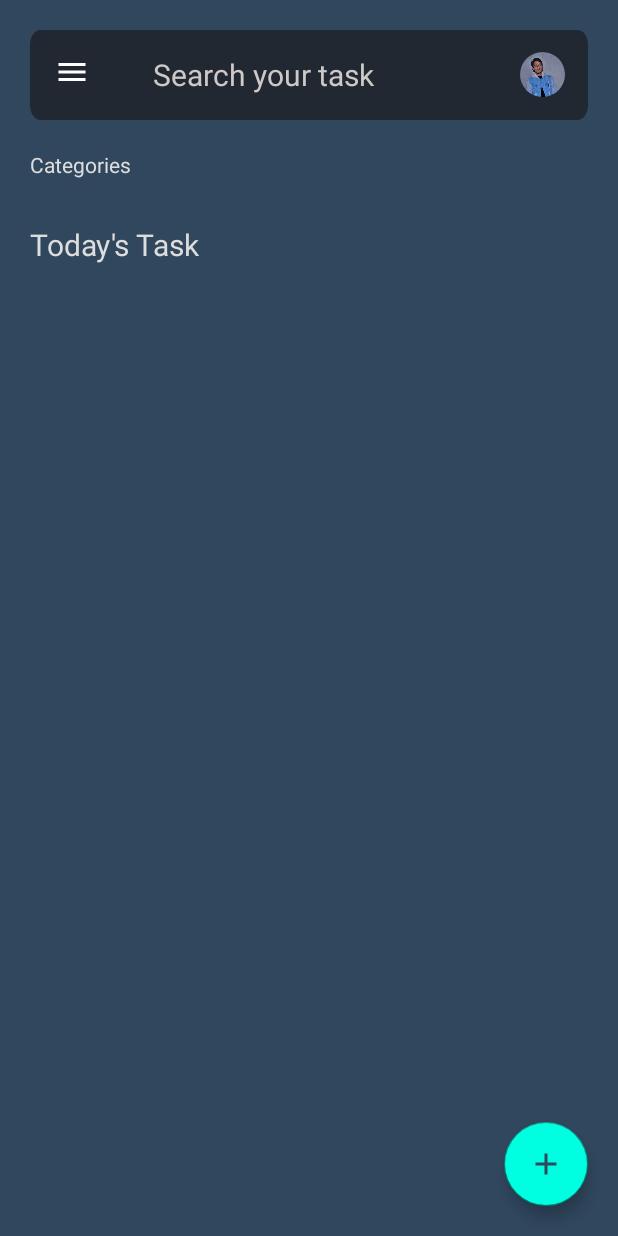
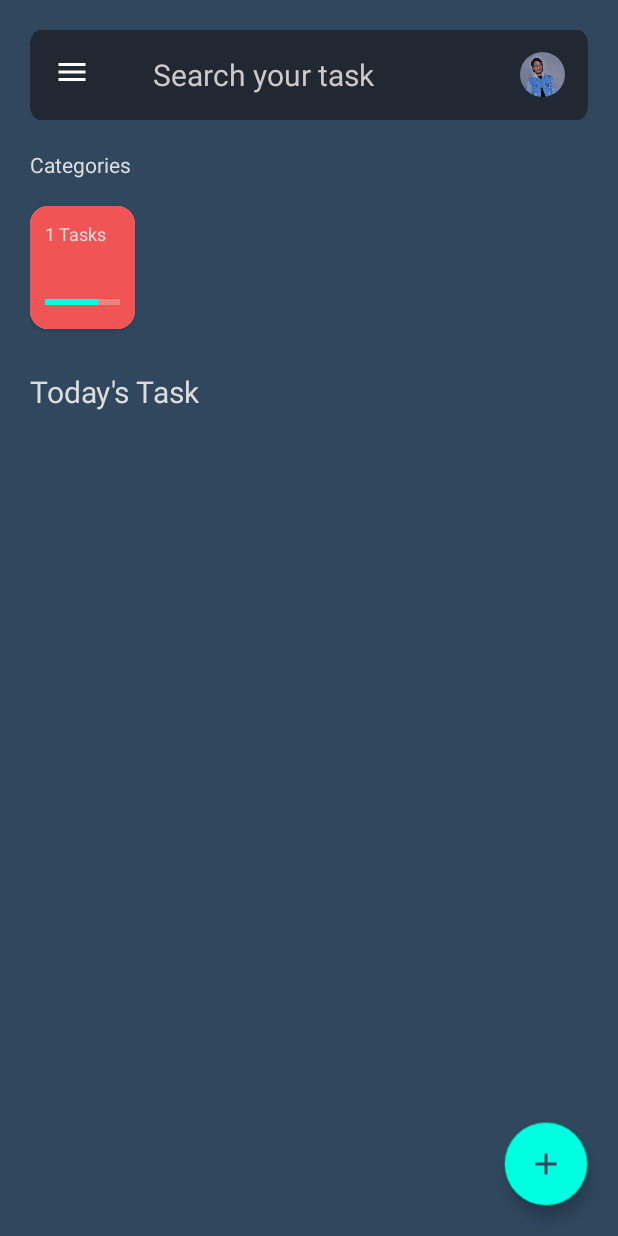
Before and after one commit to nishantsharma1115/TaskManager, an Android app: the MainActivity screen opened directly, with no data from a screen before it, on a phone screen of 412 x 824 dp. Run offline under Robolectric (Android 15) with nearby library versions, the phone set to English and light mode, and no system bars; our stand-ins replace CircleImageView, Dagger/Hilt's generated code, Room's generated code, data binding; libraries missing offline, so code that uses them is left out: androidx.hilt.lifecycle, nl.psdcompany.duonavigationdrawer; plain views replace DuoDrawerLayout, DuoMenuView; 3 statements that could not run were skipped.

Commit message:
Category Recycler View Added in Home Page

```diff
--- a/app/src/main/java/com/nishant/mytasks/MainActivity.kt
+++ b/app/src/main/java/com/nishant/mytasks/MainActivity.kt
@@ -2,20 +2,28 @@ package com.nishant.mytasks
 
 import android.content.Intent
 import android.os.Bundle
+import android.util.Log
+import androidx.activity.viewModels
 import androidx.appcompat.app.AppCompatActivity
 import androidx.databinding.DataBindingUtil
+import androidx.recyclerview.widget.LinearLayoutManager
+import com.nishant.mytasks.adapters.CategoryWithCountAdapter
 import com.nishant.mytasks.databinding.ActivityMainBinding
 import com.nishant.mytasks.ui.AddTaskActivity
+import com.nishant.mytasks.ui.DataViewModel
+import com.nishant.mytasks.util.Resource
+import dagger.hilt.android.AndroidEntryPoint
 import nl.psdcompany.duonavigationdrawer.widgets.DuoDrawerToggle
 
+@AndroidEntryPoint
 class MainActivity : AppCompatActivity() {
 
     private lateinit var binding: ActivityMainBinding
+    private val dataViewModel: DataViewModel by viewModels()
 
     override fun onCreate(savedInstanceState: Bundle?) {
         super.onCreate(savedInstanceState)
         binding = DataBindingUtil.setContentView(this, R.layout.activity_main)
-
         setSupportActionBar(binding.homePage.toolbar)
 
         val toggle = DuoDrawerToggle(
@@ -33,5 +41,32 @@ class MainActivity : AppCompatActivity() {
         binding.homePage.btnAddTask.setOnClickListener {
             startActivity(Intent(this, AddTaskActivity::class.java))
         }
+
+        dataViewModel.getAllCategoriesWithCount()
+        dataViewModel.getAllCategoriesStatus.observe(this, { response ->
+            when (response) {
+                is Resource.Loading -> {
+                    Log.d("List result", "Loading")
+                }
+                is Resource.Success -> {
+                    Log.d("List result", response.data.toString())
+                    if (response.data != null) {
+                        val list = response.data
+                        val adapter = CategoryWithCountAdapter()
+                        binding.homePage.rvCategories.adapter = adapter
+                        binding.homePage.rvCategories.layoutManager = LinearLayoutManager(
+                            applicationContext,
+                            LinearLayoutManager.HORIZONTAL,
+                            false
+                        )
+                        adapter.submitList(list)
+                        binding.homePage.rvCategories.setHasFixedSize(true)
+                    }
+                }
+                is Resource.Error -> {
+                    Log.d("List result", "Empty")
+                }
+            }
+        })
     }
 }
--- /dev/null
+++ b/app/src/main/java/com/nishant/mytasks/adapters/BindingAdapters.kt
@@ -0,0 +1,9 @@
+package com.nishant.mytasks.adapters
+
+import android.widget.TextView
+import androidx.databinding.BindingAdapter
+
+@BindingAdapter("setTaskCount")
+fun TextView.setTaskCount(count: Int) {
+    this.text = "$count Tasks"
+}
--- /dev/null
+++ b/app/src/main/java/com/nishant/mytasks/adapters/CategoryWithCountAdapter.kt
@@ -0,0 +1,42 @@
+package com.nishant.mytasks.adapters
+
+import android.view.LayoutInflater
+import android.view.ViewGroup
+import androidx.recyclerview.widget.DiffUtil
+import androidx.recyclerview.widget.ListAdapter
+import androidx.recyclerview.widget.RecyclerView
+import com.nishant.mytasks.databinding.SingleCategoryLayoutBinding
+import com.nishant.mytasks.model.TaskCount
+
+class CategoryWithCountAdapter :
+    ListAdapter<TaskCount, CategoryWithCountAdapter.SingleCategory>(DiffCall()) {
+
+    class DiffCall : DiffUtil.ItemCallback<TaskCount>() {
+        override fun areItemsTheSame(oldItem: TaskCount, newItem: TaskCount): Boolean {
+            return oldItem.count == newItem.count
+        }
+
+        override fun areContentsTheSame(oldItem: TaskCount, newItem: TaskCount): Boolean {
+            return oldItem == newItem
+        }
+    }
+
+    class SingleCategory(private val binding: SingleCategoryLayoutBinding) :
+        RecyclerView.ViewHolder(binding.root) {
+        fun bind(item: TaskCount) {
+            binding.taskCountData = item
+        }
+    }
+
+    override fun onCreateViewHolder(parent: ViewGroup, viewType: Int): SingleCategory {
+        val inflater = LayoutInflater.from(parent.context)
+        val binding = SingleCategoryLayoutBinding.inflate(inflater, parent, false)
+        return SingleCategory(binding)
+    }
+
+    override fun onBindViewHolder(holder: SingleCategory, position: Int) {
+        val current = currentList[position]
+
+        holder.bind(current)
+    }
+}
--- /dev/null
+++ b/app/src/main/java/com/nishant/mytasks/model/TaskCount.kt
@@ -0,0 +1,8 @@
+package com.nishant.mytasks.model
+
+import androidx.room.ColumnInfo
+
+data class TaskCount(
+    val count: Int,
+    @ColumnInfo(name = "category") val category: String
+)
--- a/app/src/main/java/com/nishant/mytasks/repositories/DataRepository.kt
+++ b/app/src/main/java/com/nishant/mytasks/repositories/DataRepository.kt
@@ -2,6 +2,7 @@ package com.nishant.mytasks.repositories
 
 import android.util.Log
 import com.nishant.mytasks.model.Task
+import com.nishant.mytasks.model.TaskCount
 import com.nishant.mytasks.room.CacheMapper
 import com.nishant.mytasks.room.TaskDao
 import javax.inject.Inject
@@ -26,4 +27,17 @@ class DataRepository
             failure(-1)
         }
     }
+
+    suspend fun getAllCategoriesWithCount(
+        success: (List<TaskCount>) -> Unit,
+        failure: (String) -> Unit
+    ) {
+        val categoryList = taskDao.getAllCategoriesWithCount()
+
+        if (categoryList.isEmpty()) {
+            failure("No categories")
+        } else {
+            success(categoryList)
+        }
+    }
 }
--- a/app/src/main/java/com/nishant/mytasks/room/TaskDao.kt
+++ b/app/src/main/java/com/nishant/mytasks/room/TaskDao.kt
@@ -3,10 +3,15 @@ package com.nishant.mytasks.room
 import androidx.room.Dao
 import androidx.room.Insert
 import androidx.room.OnConflictStrategy
+import androidx.room.Query
+import com.nishant.mytasks.model.TaskCount
 
 @Dao
 interface TaskDao {
 
     @Insert(onConflict = OnConflictStrategy.REPLACE)
     suspend fun insert(taskEntity: TaskCacheEntity): Long
+
+    @Query("select COUNT(category) AS count, category from TaskTable group by category")
+    suspend fun getAllCategoriesWithCount(): List<TaskCount>
 }
--- a/app/src/main/java/com/nishant/mytasks/ui/DataViewModel.kt
+++ b/app/src/main/java/com/nishant/mytasks/ui/DataViewModel.kt
@@ -6,6 +6,7 @@ import androidx.lifecycle.MutableLiveData
 import androidx.lifecycle.ViewModel
 import androidx.lifecycle.viewModelScope
 import com.nishant.mytasks.model.Task
+import com.nishant.mytasks.model.TaskCount
 import com.nishant.mytasks.repositories.DataRepository
 import com.nishant.mytasks.util.Resource
 import kotlinx.coroutines.launch
@@ -26,4 +27,15 @@ constructor(
             _insertTaskStatus.postValue(Resource.Error("Oops....", it))
         })
     }
+
+    private val _getAllCategoriesStatus = MutableLiveData<Resource<List<TaskCount>>>()
+    val getAllCategoriesStatus: LiveData<Resource<List<TaskCount>>> = _getAllCategoriesStatus
+    fun getAllCategoriesWithCount() = viewModelScope.launch {
+        _getAllCategoriesStatus.postValue(Resource.Loading())
+        dataRepository.getAllCategoriesWithCount({ categoryList ->
+            _getAllCategoriesStatus.postValue(Resource.Success(categoryList))
+        }, { error ->
+            _getAllCategoriesStatus.postValue(Resource.Error(error))
+        })
+    }
 }
--- /dev/null
+++ b/app/src/main/res/layout/single_category_layout.xml
@@ -0,0 +1,66 @@
+<?xml version="1.0" encoding="utf-8"?>
+<layout xmlns:android="http://schemas.android.com/apk/res/android"
+    xmlns:app="http://schemas.android.com/apk/res-auto">
+
+    <data>
+
+        <variable
+            name="taskCountData"
+            type="com.nishant.mytasks.model.TaskCount" />
+    </data>
+
+    <androidx.cardview.widget.CardView
+        android:layout_width="wrap_content"
+        android:layout_height="wrap_content"
+        android:layout_marginTop="8dp"
+        android:layout_marginEnd="8dp"
+        android:layout_marginBottom="8dp"
+        app:cardCornerRadius="12dp">
+
+        <androidx.constraintlayout.widget.ConstraintLayout
+            android:id="@+id/backgroundLayout"
+            android:layout_width="wrap_content"
+            android:layout_height="wrap_content"
+            android:background="@color/carnation"
+            android:padding="10dp">
+
+            <TextView
+                android:id="@+id/taskCount"
+                setTaskCount="@{taskCountData.count}"
+                android:layout_width="wrap_content"
+                android:layout_height="wrap_content"
+                android:textColor="@color/textColor"
+                android:textSize="12sp"
+                app:layout_constraintStart_toStartOf="parent"
+                app:layout_constraintTop_toTopOf="parent" />
+
+            <TextView
+                android:id="@+id/categoryName"
+                android:layout_width="wrap_content"
+                android:layout_height="wrap_content"
+                android:layout_marginEnd="50dp"
+                android:text="@{taskCountData.category}"
+                android:textColor="@color/white"
+                android:textSize="20sp"
+                app:layout_constraintEnd_toEndOf="parent"
+                app:layout_constraintStart_toStartOf="@id/taskCount"
+                app:layout_constraintTop_toBottomOf="@id/taskCount" />
+
+            <ProgressBar
+                android:id="@+id/progressLine"
+                style="?android:attr/progressBarStyleHorizontal"
+                android:layout_width="0dp"
+                android:layout_height="wrap_content"
+                android:layout_marginTop="2dp"
+                android:max="10"
+                android:progress="7"
+                android:progressBackgroundTint="@color/white"
+                android:progressTint="@color/button"
+                app:layout_constraintEnd_toEndOf="parent"
+                app:layout_constraintStart_toStartOf="@id/categoryName"
+                app:layout_constraintTop_toBottomOf="@id/categoryName" />
+
+        </androidx.constraintlayout.widget.ConstraintLayout>
+
+    </androidx.cardview.widget.CardView>
+</layout>
--- a/app/src/main/res/values/colors.xml
+++ b/app/src/main/res/values/colors.xml
@@ -14,4 +14,5 @@
     <color name="line">#62656A</color>
     <color name="textColor">#DDDDDD</color>
     <color name="button">#00FFE0</color>
+    <color name="carnation">#F05454</color>
 </resources>
```
Also changed, not shown: app/src/main/java/com/nishant/mytasks/ui/AddTaskActivity.kt (+27 -2 lines), app/src/main/res/drawable/save_icon.xml (+9 -4 lines), app/src/main/res/layout/activity_add_task.xml (+18 -8 lines).
